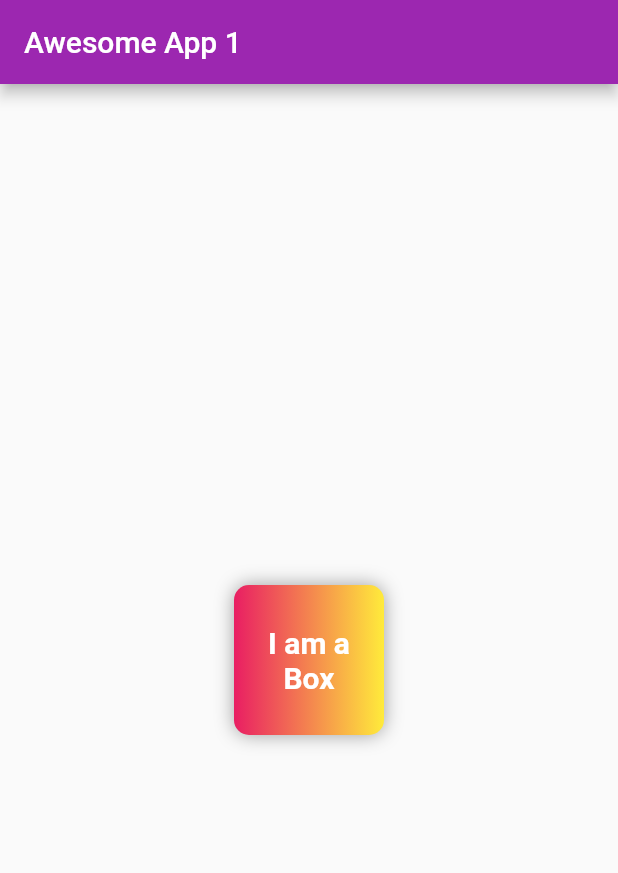
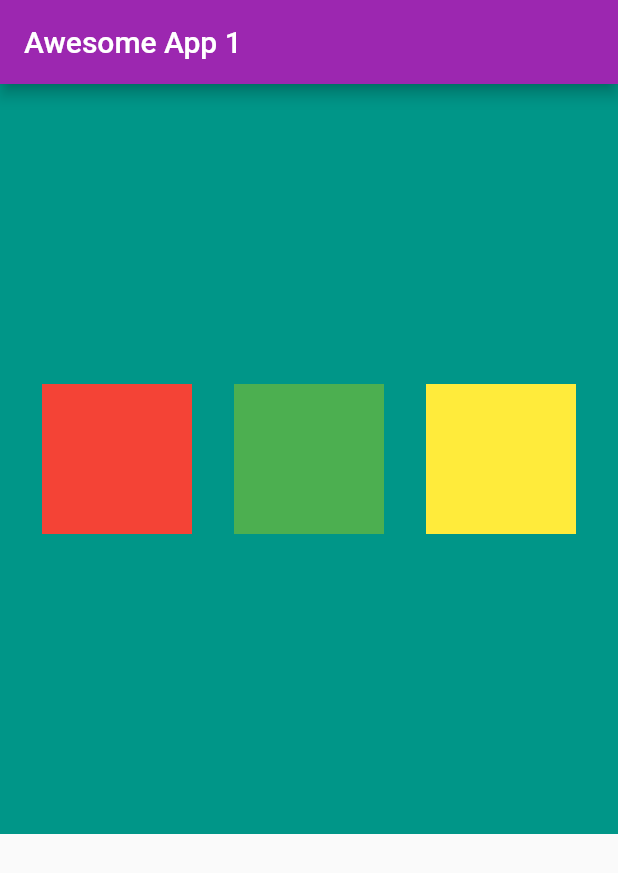
Before and after one commit to sandeep-v1404/awesome_app, a Flutter app: the screen it shows after launch, on a phone screen of 412 x 824 dp. Shown: the top 873 px of the screen. Run offline on Flutter 3.47's test engine with Material 2 defaults, Android fonts, the phone set to English and light mode, and no system bars.

Commit message:
Rows in Container

```diff
--- a/lib/main.dart
+++ b/lib/main.dart
@@ -15,27 +15,35 @@ class HomePage extends StatelessWidget {
       appBar: AppBar(
         title: Text("Awesome App 1"),
       ),
-      body: Center(
-        child: Container(
-          padding: const EdgeInsets.all(8),
-          width: 100,
-          height: 100,
-          clipBehavior: Clip.antiAlias,
-          alignment: Alignment.center,
-          decoration: BoxDecoration(
+      body: Container(
+        height: 500,
+        color: Colors.teal,
+        child: Row(
+          mainAxisAlignment: MainAxisAlignment.spaceEvenly,
+          crossAxisAlignment: CrossAxisAlignment.center,
+          children: <Widget>[
+            Container(
+              padding: const EdgeInsets.all(8),
+              width: 100,
+              height: 100,
               color: Colors.red,
-              borderRadius: BorderRadius.circular(10),
-              gradient: LinearGradient(colors: [Colors.pink, Colors.yellow]),
-              boxShadow: [BoxShadow(color: Colors.grey, blurRadius: 10)]),
-          child: Text(
-            "I am a Box",
-            textAlign: TextAlign.center,
-            style: TextStyle(
-              fontSize: 20,
-              color: Colors.white,
-              fontWeight: FontWeight.bold,
+              alignment: Alignment.center,
             ),
-          ),
+            Container(
+              padding: const EdgeInsets.all(8),
+              width: 100,
+              height: 100,
+              color: Colors.green,
+              alignment: Alignment.center,
+            ),
+            Container(
+              padding: const EdgeInsets.all(8),
+              width: 100,
+              height: 100,
+              color: Colors.yellow,
+              alignment: Alignment.center,
+            ),
+          ],
         ),
       ),
     );
```
